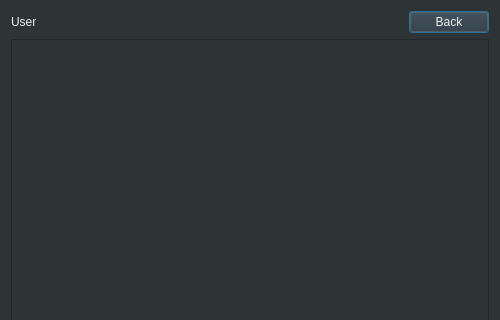
The window that myimagesdialog.ui (hassan-kandil/DistImage) describes before a commit, drawn with Qt 5; both pictures show x 0 to 500 and y 0 to 320 of the 500 by 500 pixel window.
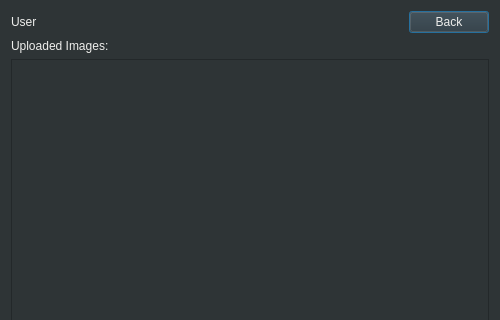
The same window after the commit.

Patch:
```diff
--- a/myimagesdialog.ui
+++ b/myimagesdialog.ui
@@ -55,6 +55,16 @@
      </item>
     </layout>
    </item>
+   <item>
+    <widget class="QLabel" name="label">
+     <property name="styleSheet">
+      <string notr="true">color: rgb(238, 238, 236)</string>
+     </property>
+     <property name="text">
+      <string>Uploaded Images:</string>
+     </property>
+    </widget>
+   </item>
    <item>
     <widget class="QListWidget" name="listWidget">
      <property name="styleSheet">
```
